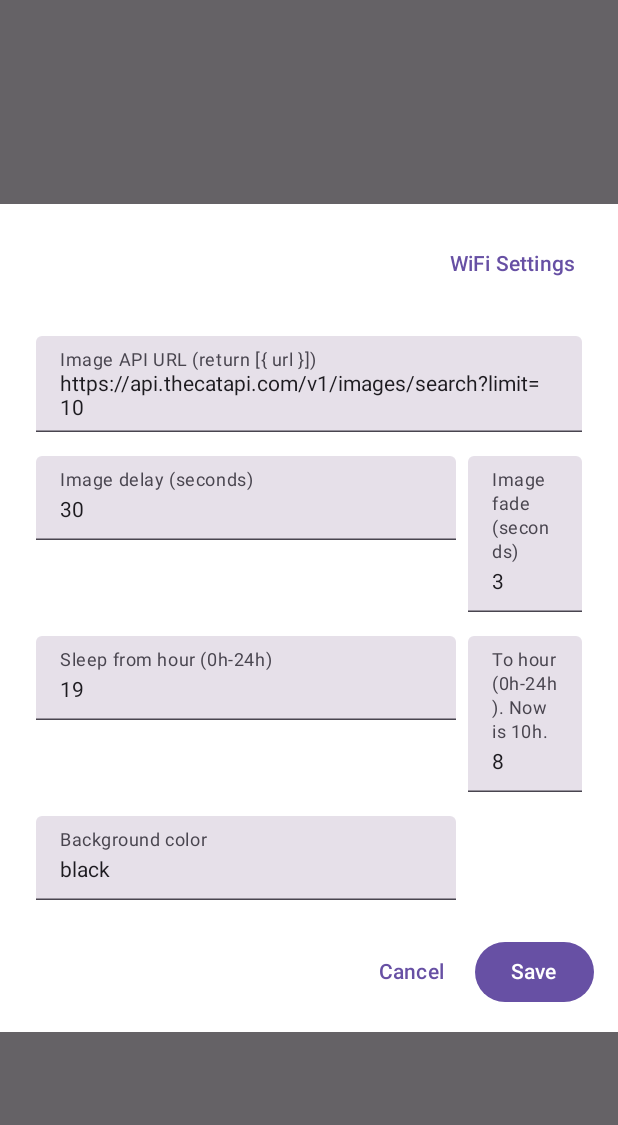
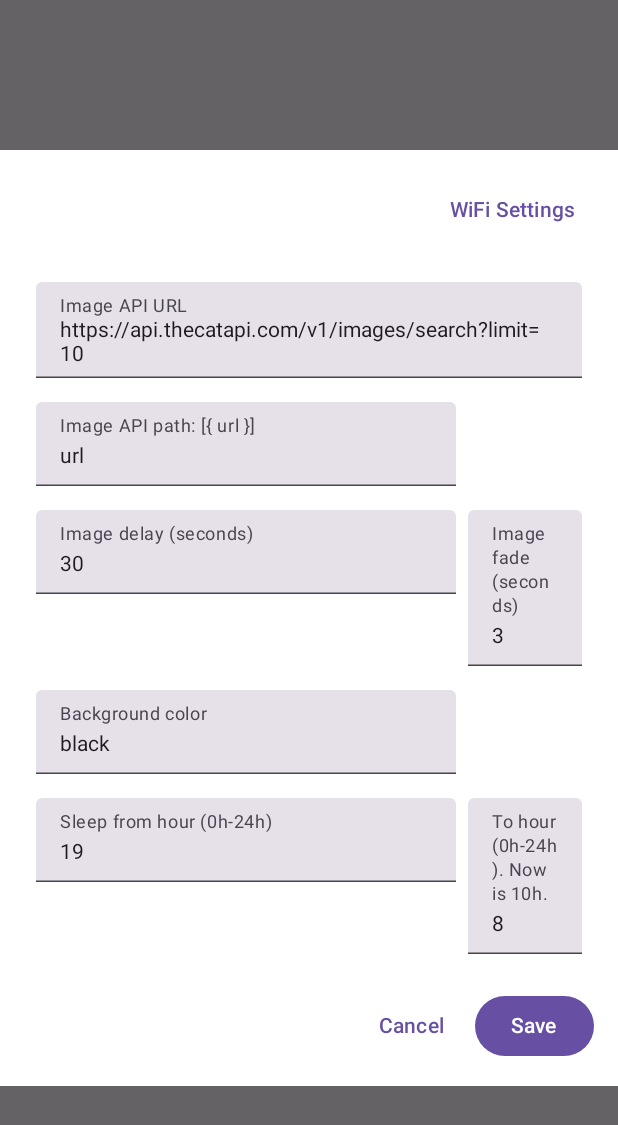
Before and after one commit to hochanh/jetpack-demo, an Android app built with Jetpack Compose: the composable ConfigurationPopup shown on its own in the app's theme, on a phone screen of 412 x 824 dp. Shown: the top 1125 px of the screen. Run offline under Robolectric (Android 15) with nearby library versions, the phone set to English and light mode, and no system bars; our stand-ins replace Room's generated code; pictures from the network do not load; 1 statement that could not run was skipped.

Commit message:
Dynamic url field (#2)

```diff
--- a/app/src/main/java/com/manhtai/whatthefoto/Configuration.kt
+++ b/app/src/main/java/com/manhtai/whatthefoto/Configuration.kt
@@ -50,6 +50,7 @@ data class Config(
 
     @PrimaryKey val id: Int = 1,
     @ColumnInfo(name = "api_url") val apiURL: String = "https://api.thecatapi.com/v1/images/search?limit=10",
+    @ColumnInfo(name = "api_image_path") val apiImagePath: String = "url",
     @ColumnInfo(name = "image_delay_seconds") val imageDelaySeconds: Int = 30,
     @ColumnInfo(name = "image_fade_seconds") val imageFadeSeconds: Int = 3,
     @ColumnInfo(name = "sleep_from_hour") val sleepFromHour: Int = 19,
@@ -95,6 +96,7 @@ fun ConfigurationPopup(
 ) {
     var conf by remember { mutableStateOf(oldConf) }
     var apiURL by remember { mutableStateOf(oldConf.apiURL) }
+    var apiImagePath by remember { mutableStateOf(oldConf.apiImagePath) }
     var delaySeconds by remember { mutableStateOf(oldConf.imageDelaySeconds.toString()) }
     var fadeSeconds by remember { mutableStateOf(oldConf.imageFadeSeconds.toString()) }
     var sleepFrom by remember { mutableStateOf(oldConf.sleepFromHour.toString()) }
@@ -136,12 +138,28 @@ fun ConfigurationPopup(
                         apiURL = it
                         msg = ""
                     },
-                    label = { Text("Image API URL (return [{ url }])") },
+                    label = { Text("Image API URL") },
                     modifier = Modifier
                         .fillMaxWidth()
                         .padding(8.dp),
                     keyboardOptions = KeyboardOptions.Default.copy(keyboardType = KeyboardType.Uri),
                 )
+
+                Row(
+                    modifier = Modifier
+                        .fillMaxWidth()
+                        .padding(8.dp)
+                ) {
+                    TextField(
+                        value = apiImagePath,
+                        onValueChange = {
+                            apiImagePath = it
+                            msg = ""
+                        },
+                        label = { Text("Image API path: [{ $apiImagePath }]") },
+                        keyboardOptions = KeyboardOptions.Default.copy(keyboardType = KeyboardType.Text),
+                    )
+                }
 
                 Row(
                     modifier = Modifier
@@ -163,6 +181,20 @@ fun ConfigurationPopup(
                         keyboardOptions = KeyboardOptions.Default.copy(keyboardType = KeyboardType.Number),
                         onValueChange = {
                             fadeSeconds = it
+                            msg = ""
+                        })
+                }
+
+                Row(
+                    modifier = Modifier
+                        .fillMaxWidth()
+                        .padding(8.dp)
+                ) {
+                    TextField(value = bgColor,
+                        label = { Text(text = "Background color") },
+                        keyboardOptions = KeyboardOptions.Default.copy(keyboardType = KeyboardType.Text),
+                        onValueChange = {
+                            bgColor = it
                             msg = ""
                         })
                 }
@@ -198,20 +230,6 @@ fun ConfigurationPopup(
                 Row(
                     modifier = Modifier
                         .fillMaxWidth()
-                        .padding(8.dp)
-                ) {
-                    TextField(value = bgColor,
-                        label = { Text(text = "Background color") },
-                        keyboardOptions = KeyboardOptions.Default.copy(keyboardType = KeyboardType.Text),
-                        onValueChange = {
-                            bgColor = it
-                            msg = ""
-                        })
-                }
-
-                Row(
-                    modifier = Modifier
-                        .fillMaxWidth()
                         .padding(top = 16.dp),
                     horizontalArrangement = Arrangement.End
                 ) {
@@ -224,6 +242,7 @@ fun ConfigurationPopup(
                     Button(onClick = {
                         if (
                             apiURL != "" && isValidURL(apiURL) &&
+                            apiImagePath != "" &&
                             delaySeconds != "" &&
                             fadeSeconds != "" &&
                             sleepFrom != "" && sleepFrom.toInt() < 24 &&
@@ -232,6 +251,7 @@ fun ConfigurationPopup(
                         ) {
                             conf = conf.copy(
                                 apiURL = apiURL,
+                                apiImagePath = apiImagePath,
                                 imageDelaySeconds = delaySeconds.toInt(),
                                 imageFadeSeconds = fadeSeconds.toInt(),
                                 sleepFromHour = sleepFrom.toInt(),
--- a/app/src/main/java/com/manhtai/whatthefoto/MainActivity.kt
+++ b/app/src/main/java/com/manhtai/whatthefoto/MainActivity.kt
@@ -53,7 +53,7 @@ class MainActivity : ComponentActivity() {
 }
 
 @Composable
-fun Main(photoAPI: PhotoApiService = PhotoApi.service) {
+fun Main() {
     val TAG = "Main"
     val context = LocalContext.current
     val coroutineScope: CoroutineScope = rememberCoroutineScope()
@@ -84,7 +84,6 @@ fun Main(photoAPI: PhotoApiService = PhotoApi.service) {
                     hour in conf.sleepToHour + 1..<conf.sleepFromHour
                 }
 
-                Log.i(TAG, "Screen is" + if (isScreenOn) " ON." else " OFF.")
                 if (!isScreenOn) {
                     withContext(Dispatchers.Main) {
                         setBrightness(context, 0f)
@@ -99,9 +98,14 @@ fun Main(photoAPI: PhotoApiService = PhotoApi.service) {
 
                 // Load image
                 try {
+                    val photoAPI = PhotoApi(conf.apiImagePath).service
                     val response = photoAPI.getPhotos(conf.apiURL).execute().body()
                     if (response != null) {
                         for (photo in response) {
+                            if (photo == null) {
+                                continue
+                            }
+
                             val req = ImageRequest.Builder(context = context)
                                 .data(photo.url)
                                 .size(Size.ORIGINAL)
@@ -116,8 +120,8 @@ fun Main(photoAPI: PhotoApiService = PhotoApi.service) {
                     }
                 } catch (e: Exception) {
                     Log.e(TAG, e.toString())
+                    delay(1.seconds)
                 }
-                Log.i(TAG, imageUrl)
             }
         }
     }
```
Also changed, not shown: app/src/main/java/com/manhtai/whatthefoto/Photo.kt (+51 -5 lines).
